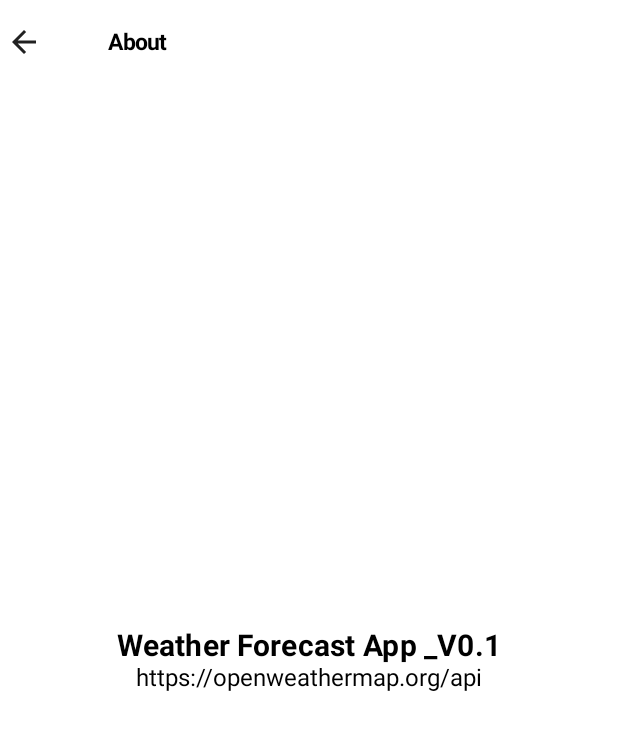
After one commit to YashR25/WeatherApp, an Android app built with Jetpack Compose: the AboutScreen screen opened through its navigation route, on a phone screen of 412 x 824 dp. The commit adds this screen. Shown: the top 730 px of the screen. Run offline under Robolectric (Android 15) with nearby library versions, the phone set to English and light mode, and no system bars; our stand-ins replace Dagger/Hilt's generated code, Room's generated code.

```diff
--- /dev/null
+++ b/app/src/main/java/com/example/weatherforcast/database/WeatherDao.kt
@@ -0,0 +1,35 @@
+package com.example.weatherforcast.database
+
+import androidx.room.Dao
+import androidx.room.Delete
+import androidx.room.Insert
+import androidx.room.OnConflictStrategy
+import androidx.room.Query
+import androidx.room.Update
+import com.example.weatherforcast.model.Favourite
+import kotlinx.coroutines.flow.Flow
+
+@Dao
+interface WeatherDao {
+
+    @Query("SELECT * FROM fav_table")
+    fun getFavourites(): Flow<List<Favourite>>
+
+    @Query("SELECT * FROM fav_table WHERE city = :city")
+    fun getFavouriteByCity(city: String): Favourite
+
+    @Insert(onConflict = OnConflictStrategy.REPLACE)
+    suspend fun insertFavourite(favourite: Favourite)
+
+    @Update(onConflict = OnConflictStrategy.REPLACE)
+    suspend fun updateFavourite(favourite: Favourite)
+
+    @Query("DELETE FROM fav_table")
+    suspend fun deleteAll()
+
+    @Delete
+    suspend fun deleteFavourite(favourite: Favourite)
+
+
+
+}
--- /dev/null
+++ b/app/src/main/java/com/example/weatherforcast/database/WeatherDatabase.kt
@@ -0,0 +1,11 @@
+package com.example.weatherforcast.database
+
+import androidx.room.Database
+import androidx.room.Room
+import androidx.room.RoomDatabase
+import com.example.weatherforcast.model.Favourite
+
+@Database(entities = [Favourite::class], version = 1, exportSchema = false)
+abstract class WeatherDatabase: RoomDatabase(){
+    abstract val weatherDao: WeatherDao
+}
--- a/app/src/main/java/com/example/weatherforcast/di/AppModule.kt
+++ b/app/src/main/java/com/example/weatherforcast/di/AppModule.kt
@@ -1,10 +1,15 @@
 package com.example.weatherforcast.di
 
+import android.content.Context
+import androidx.room.Room
+import com.example.weatherforcast.database.WeatherDao
+import com.example.weatherforcast.database.WeatherDatabase
 import com.example.weatherforcast.network.WeatherApi
 import com.example.weatherforcast.util.Constant
 import dagger.Module
 import dagger.Provides
 import dagger.hilt.InstallIn
+import dagger.hilt.android.qualifiers.ApplicationContext
 import dagger.hilt.components.SingletonComponent
 import retrofit2.Retrofit
 import retrofit2.converter.gson.GsonConverterFactory
@@ -13,6 +18,24 @@ import javax.inject.Singleton
 @Module
 @InstallIn(SingletonComponent::class)
 class AppModule {
+
+    @Provides
+    @Singleton
+    fun getWeatherDao(weatherDatabase: WeatherDatabase): WeatherDao{
+        return weatherDatabase.weatherDao
+    }
+
+    @Provides
+    @Singleton
+    fun getWeatherDatabase(@ApplicationContext context: Context): WeatherDatabase{
+        return Room.databaseBuilder(
+            context,
+            WeatherDatabase::class.java,
+            "weather_database"
+        )
+            .fallbackToDestructiveMigration()
+            .build()
+    }
 
     @Provides
     @Singleton
--- a/app/src/main/java/com/example/weatherforcast/navigation/WeatherNavigation.kt
+++ b/app/src/main/java/com/example/weatherforcast/navigation/WeatherNavigation.kt
@@ -9,8 +9,11 @@ import androidx.navigation.compose.rememberNavController
 import androidx.navigation.navArgument
 import com.example.weatherforcast.screens.main.MainScreen
 import androidx.lifecycle.viewmodel.compose.viewModel
+import com.example.weatherforcast.screens.about.AboutScreen
+import com.example.weatherforcast.screens.favourite.FavouriteScreen
 import com.example.weatherforcast.screens.main.MainViewModel
 import com.example.weatherforcast.screens.search.SearchScreen
+import com.example.weatherforcast.screens.settings.SettingScreen
 import com.example.weatherforcast.screens.splash.WeatherSplashScreen
 import dagger.hilt.android.lifecycle.HiltViewModel
 
@@ -39,5 +42,18 @@ fun WeatherNavigation() {
         composable(WeatherScreens.SearchScreen.name){
             SearchScreen(navController)
         }
+
+        composable(WeatherScreens.AboutScreen.name){
+            AboutScreen(navController)
+        }
+
+        composable(WeatherScreens.FavouriteScreen.name){
+            FavouriteScreen(navController, favouriteViewModel = hiltViewModel())
+        }
+
+        composable(WeatherScreens.SettingScreen.name){
+            SettingScreen(navController)
+        }
+
     }
 }
--- /dev/null
+++ b/app/src/main/java/com/example/weatherforcast/repository/WeatherDbRepository.kt
@@ -0,0 +1,15 @@
+package com.example.weatherforcast.repository
+
+import com.example.weatherforcast.database.WeatherDao
+import com.example.weatherforcast.model.Favourite
+import kotlinx.coroutines.flow.Flow
+import javax.inject.Inject
+
+class WeatherDbRepository @Inject constructor(private val weatherDao: WeatherDao) {
+    fun getAllFavourites(): Flow<List<Favourite>> = weatherDao.getFavourites()
+    suspend fun insertFavourite(favourite: Favourite) = weatherDao.insertFavourite(favourite)
+    suspend fun deleteFavourite(favourite: Favourite) = weatherDao.deleteFavourite(favourite)
+    suspend fun deleterAll() = weatherDao.deleteAll()
+    suspend fun updateFavourite(favourite: Favourite) = weatherDao.updateFavourite(favourite)
+    suspend fun getFavouriteByCity(city: String) = weatherDao.getFavouriteByCity(city)
+}
--- /dev/null
+++ b/app/src/main/java/com/example/weatherforcast/screens/about/AboutScreen.kt
@@ -0,0 +1,40 @@
+package com.example.weatherforcast.screens.about
+
+import androidx.compose.foundation.layout.Arrangement
+import androidx.compose.foundation.layout.Arrangement.Center
+import androidx.compose.foundation.layout.Column
+import androidx.compose.foundation.layout.fillMaxSize
+import androidx.compose.material.MaterialTheme
+import androidx.compose.material.Scaffold
+import androidx.compose.material.Surface
+import androidx.compose.material.Text
+import androidx.compose.material.icons.Icons
+import androidx.compose.material.icons.filled.ArrowBack
+import androidx.compose.runtime.Composable
+import androidx.compose.ui.Alignment
+import androidx.compose.ui.Alignment.Companion.CenterHorizontally
+import androidx.compose.ui.Modifier
+import androidx.compose.ui.res.stringResource
+import androidx.compose.ui.text.font.FontWeight
+import androidx.navigation.NavController
+import com.example.weatherforcast.R
+import com.example.weatherforcast.widgets.WeatherAppBar
+
+@Composable
+fun AboutScreen(navController: NavController) {
+    Scaffold(topBar = {
+        WeatherAppBar(navController = navController, onAddActionClicked = { },
+        title = "About", isMainScreen = false, icon = Icons.Default.ArrowBack) {
+            navController.popBackStack()
+        }
+    }) {
+        androidx.compose.material.Surface(modifier = Modifier.fillMaxSize()) {
+            Column(horizontalAlignment = CenterHorizontally, verticalArrangement = Center) {
+                Text(text = stringResource(id = R.string.about_app), style = MaterialTheme.typography.h6,
+                color = MaterialTheme.colors.onBackground, fontWeight = FontWeight.Bold)
+                Text(text = stringResource(id = R.string.abpout_api), style = MaterialTheme.typography.body1,
+                    color = MaterialTheme.colors.onBackground)
+            }
+        }
+    }
+}
--- /dev/null
+++ b/app/src/main/java/com/example/weatherforcast/screens/favourite/FavouriteViewModel.kt
@@ -0,0 +1,52 @@
+package com.example.weatherforcast.screens.favourite
+
+import android.util.Log
+import androidx.lifecycle.ViewModel
+import androidx.lifecycle.viewModelScope
+import com.example.weatherforcast.model.Favourite
+import com.example.weatherforcast.repository.WeatherDbRepository
+import dagger.hilt.android.lifecycle.HiltViewModel
+import kotlinx.coroutines.Dispatchers
+import kotlinx.coroutines.flow.MutableStateFlow
+import kotlinx.coroutines.flow.asStateFlow
+import kotlinx.coroutines.flow.collect
+import kotlinx.coroutines.flow.distinctUntilChanged
+import kotlinx.coroutines.launch
+import javax.inject.Inject
+
+@HiltViewModel
+class FavouriteViewModel @Inject constructor(private val repository: WeatherDbRepository): ViewModel() {
+    private val _favList = MutableStateFlow<List<Favourite>>(emptyList())
+    val favList = _favList.asStateFlow()
+
+    init {
+        viewModelScope.launch(Dispatchers.IO) {
+            repository.getAllFavourites().distinctUntilChanged().collect{listOfFav->
+                if (listOfFav.isEmpty()){
+                    Log.d("TAG", "FavouriteViewModel: Empty Favourite List")
+                }else{
+                    _favList.value = listOfFav
+                }
+            }
+        }
+
+    }
+
+    fun insertFavourite(favourite: Favourite) = viewModelScope.launch {
+        repository.insertFavourite(favourite)
+    }
+
+    fun updateFavourite(favourite: Favourite) = viewModelScope.launch {
+        repository.updateFavourite(favourite)
+    }
+
+    fun deleterFavourite(favourite: Favourite) = viewModelScope.launch {
+        repository.deleteFavourite(favourite)
+    }
+
+    fun deleterAll() = viewModelScope.launch {
+        repository.deleterAll()
+    }
+
+
+}
--- a/app/src/main/java/com/example/weatherforcast/screens/main/MainViewModel.kt
+++ b/app/src/main/java/com/example/weatherforcast/screens/main/MainViewModel.kt
@@ -17,6 +17,7 @@ import javax.inject.Inject
 
 @HiltViewModel
 class MainViewModel @Inject constructor(private val repository: WeatherRepository): ViewModel() {
+
 
 //    private val _data = MutableStateFlow<DataOrException<Weather,Boolean,Exception>>(DataOrException(loading = true))
 //    val data: StateFlow<DataOrException<Weather,Boolean,Exception>>
@@ -38,6 +39,5 @@ class MainViewModel @Inject constructor(private val repository: WeatherRepositor
 
     suspend fun getWeatherData(cityName: String): DataOrException<Weather, Boolean, Exception> {
             return repository.getWeatherInfo(cityName)
-
     }
 }
--- a/app/src/main/java/com/example/weatherforcast/widgets/Widget.kt
+++ b/app/src/main/java/com/example/weatherforcast/widgets/Widget.kt
@@ -1,27 +1,27 @@
 package com.example.weatherforcast.widgets
 
+import android.content.Context
+import android.provider.Settings
 import android.util.Log
-import androidx.compose.foundation.layout.Box
-import androidx.compose.foundation.layout.Column
-import androidx.compose.foundation.layout.fillMaxWidth
-import androidx.compose.foundation.layout.padding
+import android.widget.Toast
+import androidx.compose.foundation.background
+import androidx.compose.foundation.clickable
+import androidx.compose.foundation.layout.*
 import androidx.compose.foundation.shape.RoundedCornerShape
 import androidx.compose.foundation.text.KeyboardActions
 import androidx.compose.foundation.text.KeyboardOptions
 import androidx.compose.material.*
 import androidx.compose.material.icons.Icons
-import androidx.compose.material.icons.filled.List
-import androidx.compose.material.icons.filled.MoreVert
-import androidx.compose.material.icons.filled.Search
-import androidx.compose.runtime.Composable
-import androidx.compose.runtime.MutableState
-import androidx.compose.runtime.mutableStateOf
-import androidx.compose.runtime.remember
+import androidx.compose.material.icons.filled.*
+import androidx.compose.runtime.*
 import androidx.compose.runtime.saveable.rememberSaveable
+import androidx.compose.ui.Alignment
 import androidx.compose.ui.ExperimentalComposeUiApi
 import androidx.compose.ui.Modifier
+import androidx.compose.ui.draw.scale
 import androidx.compose.ui.graphics.Color
 import androidx.compose.ui.graphics.vector.ImageVector
+import androidx.compose.ui.platform.LocalContext
 import androidx.compose.ui.platform.LocalSoftwareKeyboardController
 import androidx.compose.ui.text.TextStyle
 import androidx.compose.ui.text.font.FontWeight
@@ -30,7 +30,11 @@ import androidx.compose.ui.text.input.KeyboardType
 import androidx.compose.ui.unit.Dp
 import androidx.compose.ui.unit.dp
 import androidx.compose.ui.unit.sp
+import androidx.hilt.navigation.compose.hiltViewModel
 import androidx.navigation.NavController
+import com.example.weatherforcast.model.Favourite
+import com.example.weatherforcast.navigation.WeatherScreens
+import com.example.weatherforcast.screens.favourite.FavouriteViewModel
 
 @Composable
 fun WeatherAppBar(
@@ -39,9 +43,22 @@ fun WeatherAppBar(
     isMainScreen: Boolean = true,
     elevation: Dp = 0.dp,
     navController: NavController,
+    favouriteViewModel: FavouriteViewModel = hiltViewModel(),
     onAddActionClicked: () -> Unit,
     onButtonActionClicked: () -> Unit
 ){
+    val showDialog = remember {
+        mutableStateOf(false)
+    }
+
+    val showIt = remember {
+        mutableStateOf(false)
+    }
+
+    val context = LocalContext.current
+
+        ShowSettingDropDownMenu(showDialog = showDialog,navController = navController)
+
     TopAppBar(title = {
         Text(text = title,
             color = MaterialTheme.colors.onBackground,
@@ -53,21 +70,110 @@ fun WeatherAppBar(
                      }) {
                          Icon(imageVector = Icons.Default.Search, contentDescription = "Search Button")
                      }
-                     IconButton(onClick = { /*TODO*/ }) {
+                     IconButton(onClick = {
+                         showDialog.value = !showDialog.value
+                     }) {
                          Icon(imageVector = Icons.Default.MoreVert, contentDescription = "More Button")
                      }
 
                  }else Box() {}
     },
     navigationIcon = {
-        IconButton(onClick = { onButtonActionClicked() }) {
             if (icon != null){
-                Icon(imageVector = icon, contentDescription = "Navigate Back Icon")
+                Icon(imageVector = icon, contentDescription = "Navigate Back Icon", modifier = Modifier.clickable {
+                    onButtonActionClicked()
+                })
             }
+        if (isMainScreen){
+            val isAlreadyFavList = favouriteViewModel.favList.collectAsState().value.filter {
+                (it.city == title.split(",")[0])
+            }
+            if(isAlreadyFavList.isEmpty()){
+            Icon(imageVector = Icons.Default.FavoriteBorder, contentDescription = "Favourite Icon",
+            modifier = Modifier
+                .scale(0.9f)
+                .clickable {
+                    favouriteViewModel
+                        .insertFavourite(
+                            Favourite(
+                                city = title.split(",")[0],
+                                country = title.split(",")[1]
+                            )
+                        )
+                        .run {
+                            showIt.value = true
+                        }
+                },
+            tint = MaterialTheme.colors.onBackground
+            )
+            }else {
+                showIt.value = false
+                Icon(imageVector = Icons.Default.Favorite, contentDescription = "Favourite",
+                tint = Color.Red.copy(0.6f),
+                modifier = Modifier.clickable {
+                    favouriteViewModel.deleterFavourite(
+                        Favourite(city = title.split(",")[0],
+                        country = title.split(",")[1])
+                    )
+                })
+            }
+
+            showToast(showIt,context)
         }
     },
     backgroundColor = Color.Transparent,
     elevation = elevation)
+
+}
+
+fun showToast(showIt: MutableState<Boolean>, context: Context) {
+    if (showIt.value){
+        Toast.makeText(context,"City Added to Favourites",Toast.LENGTH_SHORT).show()
+    }
+
+}
+
+@Composable
+fun ShowSettingDropDownMenu(showDialog: MutableState<Boolean>, navController: NavController) {
+    var expanded by remember {
+        mutableStateOf(true)
+    }
+    val items = listOf("About","Favourites","Settings")
+    Column(modifier = Modifier
+        .fillMaxWidth()
+        .wrapContentSize(Alignment.TopEnd)
+        .absolutePadding(top = 45.dp, right = 20.dp)) {
+        DropdownMenu(expanded = showDialog.value, onDismissRequest = { showDialog.value = false },
+        modifier = Modifier
+            .width(140.dp)
+            .background(MaterialTheme.colors.background)) {
+            items.forEachIndexed{index, item ->
+                DropdownMenuItem(onClick = {
+//                    expanded = false
+                    showDialog.value = false
+                }) {
+                    Icon(imageVector = when(item){
+                        "About" -> Icons.Default.Info
+                        "Favourites" -> Icons.Default.FavoriteBorder
+                        else -> Icons.Default.Settings
+                    }, contentDescription = null, tint = Color.LightGray)
+                    Text(text = item, modifier = Modifier.clickable {
+                                                                    navController.navigate(when(item){
+                                                                        "About" -> WeatherScreens.AboutScreen.name
+                                                                        "Favourites" -> WeatherScreens.FavouriteScreen.name
+                                                                        else -> WeatherScreens.SettingScreen.name
+                                                                    })
+                    }, fontWeight = FontWeight.W300)
+                }
+
+
+            }
+
+
+        }
+
+
+    }
 
 }
 
--- a/app/src/main/res/values/strings.xml
+++ b/app/src/main/res/values/strings.xml
@@ -1,3 +1,5 @@
 <resources>
     <string name="app_name">WeatherForcast</string>
+    <string name="about_app">Weather Forecast App _V0.1</string>
+    <string name="abpout_api">https://openweathermap.org/api</string>
 </resources>
```
Also changed, not shown: app/build.gradle (+8 -0 lines), app/src/main/java/com/example/weatherforcast/model/Favourite.kt (added, +18 -0 lines), app/src/main/java/com/example/weatherforcast/navigation/WeatherScreens.kt (+7 -1 lines), app/src/main/java/com/example/weatherforcast/screens/favourite/FavouriteScreen.kt (added, +88 -0 lines), app/src/main/java/com/example/weatherforcast/screens/main/MainScreen.kt (+0 -8 lines), app/src/main/java/com/example/weatherforcast/screens/settings/SettingScreen.kt (added, +10 -0 lines).
